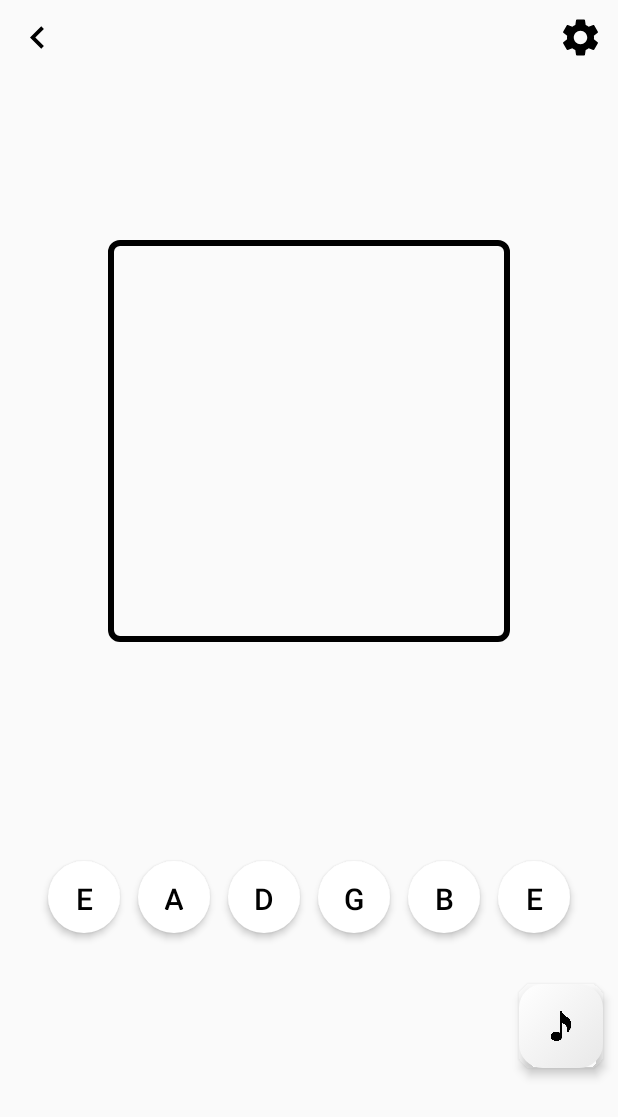
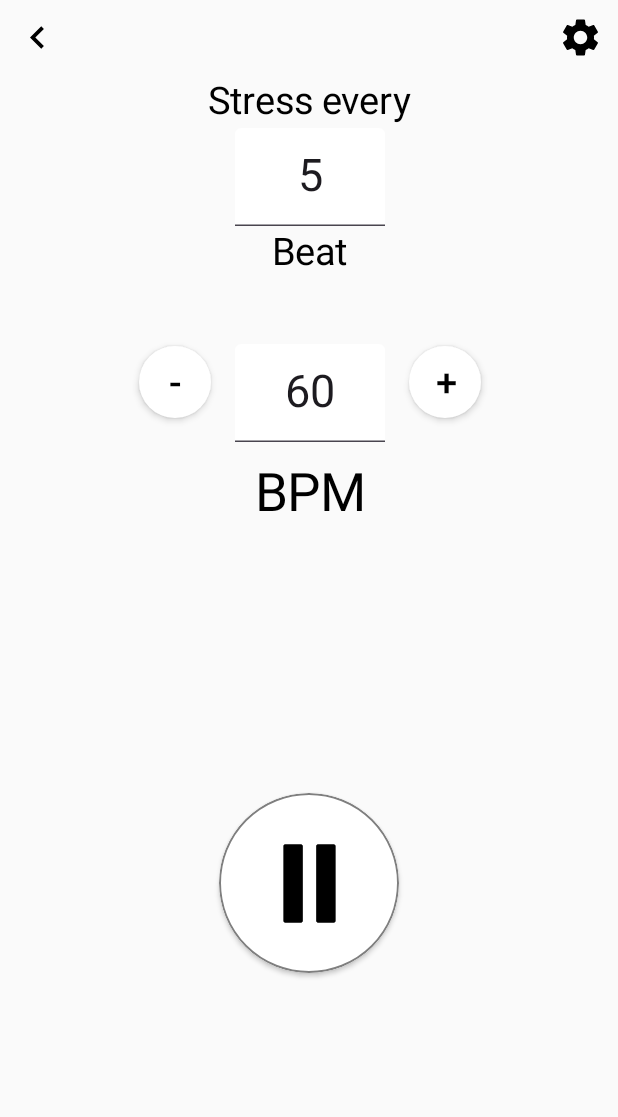
Before and after one commit to t3moxa/Tuner, an Android app built with Jetpack Compose: the screen it shows after launch (MainActivity), after a tap on "Tuner", on a phone screen of 412 x 824 dp. Shown: the top 1117 px of the screen. Run offline under Robolectric (Android 15) with nearby library versions, the phone set to English and light mode, and no system bars.

Commit message:
Реализация ViewModel для экрана метронома

```diff
--- a/app/build.gradle.kts
+++ b/app/build.gradle.kts
@@ -51,6 +51,8 @@ dependencies {
     implementation(libs.androidx.material3)
     implementation(libs.androidx.navigation.compose)
     implementation(libs.kotlinx.serialization.json)
+    implementation(libs.androidx.appcompat)
+    implementation(libs.androidx.room.runtime.android)
     testImplementation(libs.junit)
     androidTestImplementation(libs.androidx.junit)
     androidTestImplementation(libs.androidx.espresso.core)
--- a/app/src/main/java/com/example/tuner/MainActivity.kt
+++ b/app/src/main/java/com/example/tuner/MainActivity.kt
@@ -35,7 +35,7 @@ object SettingsScreen
 fun AppStart() {
     val navController = rememberNavController()
 
-    NavHost(navController = navController, startDestination = MainScreen) {
+    NavHost(navController = navController, startDestination = MetronomeScreen) {
         composable<MainScreen> { MainScreen(
             onNavigateToTuner = {
                 navController.navigate(
--- a/app/src/main/java/com/example/tuner/MetronomeScreen.kt
+++ b/app/src/main/java/com/example/tuner/MetronomeScreen.kt
@@ -1,5 +1,8 @@
 package com.example.tuner
 
+import android.app.Application
+import android.media.AudioAttributes
+import android.media.SoundPool
 import androidx.compose.foundation.BorderStroke
 import androidx.compose.foundation.background
 import androidx.compose.foundation.border
@@ -7,10 +10,12 @@ import androidx.compose.foundation.layout.Box
 import androidx.compose.foundation.layout.Column
 import androidx.compose.foundation.layout.PaddingValues
 import androidx.compose.foundation.layout.fillMaxSize
+import androidx.compose.foundation.layout.offset
 import androidx.compose.foundation.layout.padding
 import androidx.compose.foundation.layout.size
 import androidx.compose.foundation.layout.statusBarsPadding
 import androidx.compose.foundation.shape.CircleShape
+import androidx.compose.foundation.text.KeyboardOptions
 import androidx.compose.material.icons.Icons
 import androidx.compose.material.icons.automirrored.filled.KeyboardArrowLeft
 import androidx.compose.material.icons.filled.PlayArrow
@@ -23,23 +28,40 @@ import androidx.compose.material3.Text
 import androidx.compose.material3.TextField
 import androidx.compose.material3.TextFieldDefaults
 import androidx.compose.runtime.Composable
-import androidx.compose.runtime.mutableStateOf
-import androidx.compose.runtime.remember
+import androidx.compose.runtime.collectAsState
+import androidx.compose.runtime.getValue
 import androidx.compose.ui.Alignment
 import androidx.compose.ui.Modifier
 import androidx.compose.ui.draw.shadow
 import androidx.compose.ui.graphics.Color
+import androidx.compose.ui.graphics.vector.ImageVector
+import androidx.compose.ui.res.vectorResource
+import androidx.compose.ui.text.input.ImeAction
+import androidx.compose.ui.text.input.KeyboardType
 import androidx.compose.ui.text.style.TextAlign
 import androidx.compose.ui.unit.dp
 import androidx.compose.ui.unit.sp
+import androidx.lifecycle.AndroidViewModel
+import androidx.lifecycle.viewModelScope
+import androidx.lifecycle.viewmodel.compose.viewModel
+import kotlinx.coroutines.delay
+import kotlinx.coroutines.flow.MutableStateFlow
+import kotlinx.coroutines.flow.StateFlow
+import kotlinx.coroutines.flow.asStateFlow
+import kotlinx.coroutines.launch
 
 @Composable
 fun MetronomeScreen(
     onNavigateToMainScreen : () -> Unit,
     onNavigateToSettings: () -> Unit,
-    modifier: Modifier = Modifier) {
-    val stress = remember { mutableStateOf("") }
-    val BPM = remember { mutableStateOf("") }
+    modifier: Modifier = Modifier,
+    viewModel: MetronomeViewModel = viewModel()) {
+    val metronomeUiState by viewModel.uiState.collectAsState()
+    val playButtonIcon = if (!metronomeUiState.isPlaying) {
+        Icons.Filled.PlayArrow
+    } else {
+        ImageVector.vectorResource(id = R.drawable.pause)
+    }
     Box(
         modifier = Modifier
             .fillMaxSize()
@@ -90,26 +112,41 @@ fun MetronomeScreen(
                 {
                     Text(
                         text = "Stress every",
-                        fontSize = 20.sp,
+                        fontSize = 25.sp,
                         modifier = Modifier
                             .align(Alignment.TopCenter)
                     )
                     TextField(
-                        value = stress.value,
-                        onValueChange = { newText -> stress.value = newText },
-                        label = { Text("5", fontSize = 40.sp) },
+                        value = metronomeUiState.stress.toString(),
+                        onValueChange = {
+                            newValue ->
+                            if (newValue.isNotEmpty()) {
+                                viewModel.onStressChanged(newValue.toInt())
+                            } else {
+                                viewModel.onStressChanged(0)
+                            }
+                                        },
+                        keyboardOptions = KeyboardOptions(
+                            keyboardType = KeyboardType.Number,
+                            imeAction = ImeAction.Done
+                        ),
+                        placeholder = { Text("5") },
                         colors = TextFieldDefaults.colors(
                             focusedContainerColor = Color.White,
                             unfocusedContainerColor = Color.White,
                             disabledContainerColor = Color.White
                         ),
+                        textStyle = androidx.compose.ui.text.TextStyle(
+                            textAlign = TextAlign.Center,
+                            fontSize = 30.sp
+                        ),
                         modifier = Modifier
-                            .size(width = 60.dp, height = 50.dp)
+                            .size(width = 100.dp, height = 65.dp)
                             .align(Alignment.Center)
                     )
                     Text(
                         text = "Beat",
-                        fontSize = 20.sp,
+                        fontSize = 25.sp,
                         modifier = Modifier
                             .align(Alignment.BottomCenter)
                     )
@@ -127,7 +164,9 @@ fun MetronomeScreen(
                 )
                 {
                     Button(
-                        onClick = { },
+                        onClick = {
+                            viewModel.onBPMChanged(metronomeUiState.BPM.minus(1))
+                        },
                         modifier = Modifier
                             .size(30.dp)
                             .shadow(3.dp, shape = CircleShape)
@@ -144,20 +183,37 @@ fun MetronomeScreen(
                         )
                     }
                     TextField(
-                        value = BPM.value,
-                        onValueChange = { newText -> BPM.value = newText },
-                        label = { Text("60", fontSize = 40.sp) },
+                        value = metronomeUiState.BPM.toString(),
+                        onValueChange = {
+                                newValue ->
+                            if (newValue.isNotEmpty()) {
+                                viewModel.onBPMChanged(newValue.toInt())
+                            } else {
+                                viewModel.onBPMChanged(0)
+                            }
+                                        },
+                        keyboardOptions = KeyboardOptions(
+                            keyboardType = KeyboardType.Number,
+                            imeAction = ImeAction.Done
+                        ),
                         colors = TextFieldDefaults.colors(
                             focusedContainerColor = Color.White,
                             unfocusedContainerColor = Color.White,
                             disabledContainerColor = Color.White
                         ),
+                        textStyle = androidx.compose.ui.text.TextStyle(
+                            textAlign = TextAlign.Center,
+                            fontSize = 30.sp
+                        ),
                         modifier = Modifier
-                            .size(width = 80.dp, height = 50.dp)
+                            .size(width = 100.dp, height = 65.dp)
                             .align(Alignment.TopCenter)
+                            .offset(y = (-10).dp)
                     )
                     Button(
-                        onClick = { },
+                        onClick = {
+                            viewModel.onBPMChanged(metronomeUiState.BPM.plus(1))
+                        },
                         modifier = Modifier
                             .size(30.dp)
                             .shadow(3.dp, shape = CircleShape)
@@ -187,8 +243,11 @@ fun MetronomeScreen(
                 .weight(4f)
                 .fillMaxSize()
             ) {
+
                 IconButton(
-                    onClick = {  },
+                    onClick = {
+                        viewModel.toggleMetronome()
+                    },
                     modifier = Modifier
                         .padding(16.dp)
                         .size(120.dp)
@@ -198,7 +257,7 @@ fun MetronomeScreen(
                         .align(Alignment.Center)
                 ) {
                     Icon(
-                        imageVector = Icons.Filled.PlayArrow,
+                        imageVector = playButtonIcon,
                         contentDescription = "Tuner",
                         modifier = Modifier.size(70.dp)
                     )
@@ -207,3 +266,83 @@ fun MetronomeScreen(
         }
     }
 }
+
+data class MetronomeUiState(
+    val stress: Int = 0,
+    val BPM: Int = 0,
+    val isPlaying: Boolean = false
+)
+
+class MetronomeViewModel(application: Application) : AndroidViewModel(application) {
+    private val _uiState = MutableStateFlow(MetronomeUiState())
+    val uiState: StateFlow<MetronomeUiState> = _uiState.asStateFlow()
+
+    private val soundPool: SoundPool
+    private val soundMap: MutableMap<Int, Int> = mutableMapOf()
+
+    fun onStressChanged(newStress: Int) {
+        _uiState.value = _uiState.value.copy(stress = newStress)
+    }
+
+    fun onBPMChanged(newBPM: Int) {
+        _uiState.value = _uiState.value.copy(BPM = newBPM)
+    }
+
+    fun resetApp() {
+        _uiState.value = MetronomeUiState(stress = 5, BPM = 60, isPlaying = false)
+    }
+
+    fun toggleMetronome() {
+        if (!_uiState.value.isPlaying) {
+            _uiState.value = _uiState.value.copy(isPlaying = true)
+
+            val period = (60.0 / _uiState.value.BPM)
+            var stressCount = 0
+
+            viewModelScope.launch {
+                while (_uiState.value.isPlaying) {
+                    stressCount += 1
+                    if (stressCount == _uiState.value.stress) {
+                        soundPool.play(2, 1f, 1f, 0, 0, 1f)
+                        stressCount = 0
+                    }
+                    else {
+                        soundPool.play(1, 1f, 1f, 0, 0, 1f)
+                    }
+                    delay((period*1000).toLong())
+                }
+            }
+        }
+        else {
+            _uiState.value = _uiState.value.copy(isPlaying = false)
+        }
+    }
+
+    init {
+        resetApp()
+
+        val audioAttributes = AudioAttributes.Builder()
+            .setUsage(AudioAttributes.USAGE_MEDIA)
+            .setContentType(AudioAttributes.CONTENT_TYPE_SONIFICATION)
+            .build()
+
+        soundPool = SoundPool.Builder()
+            .setMaxStreams(1)
+            .setAudioAttributes(audioAttributes)
+            .build()
+
+        soundMap[1] = soundPool.load(application, R.raw.beat, 1)
+        soundMap[2] = soundPool.load(application, R.raw.beat_stressed, 2)
+    }
+
+    fun playSound(soundId: Int) {
+        soundMap[soundId]?.let {
+            soundPool.play(it, 1f, 1f, 1, 0, 1f)
+        }
+    }
+
+    override fun onCleared() {
+        super.onCleared()
+        soundPool.release()
+    }
+}
--- /dev/null
+++ b/app/src/main/res/drawable/pause.xml
@@ -0,0 +1,14 @@
+<vector xmlns:android="http://schemas.android.com/apk/res/android"
+    android:width="512dp"
+    android:height="512dp"
+    android:viewportWidth="512"
+    android:viewportHeight="512">
+  <path
+      android:pathData="M135.5,64.9c-1.1,0.5 -3.1,2.1 -4.5,3.6l-2.5,2.7 0,184.9 0,184.9 3.3,3.2 3.2,3.3 41,-0 41,-0 3.2,-3.3 3.3,-3.2 0,-185 0,-185 -3.3,-3.2 -3.2,-3.3 -39.8,-0.2c-21.8,-0.1 -40.6,0.2 -41.7,0.6z"
+      android:fillColor="#000000"
+      android:strokeColor="#00000000"/>
+  <path
+      android:pathData="M295.5,64.9c-1.1,0.5 -3.1,2.1 -4.5,3.6l-2.5,2.7 0,184.9 0,184.9 3.3,3.2 3.2,3.3 41,-0 41,-0 3.2,-3.3 3.3,-3.2 0,-185 0,-185 -3.3,-3.2 -3.2,-3.3 -39.8,-0.2c-21.8,-0.1 -40.6,0.2 -41.7,0.6z"
+      android:fillColor="#000000"
+      android:strokeColor="#00000000"/>
+</vector>
--- a/gradle/libs.versions.toml
+++ b/gradle/libs.versions.toml
@@ -10,6 +10,8 @@ lifecycleRuntimeKtx = "2.6.1"
 activityCompose = "1.8.0"
 composeBom = "2024.09.00"
 navigationFragmentKtx = "2.8.8"
+appcompat = "1.7.0"
+roomRuntimeAndroid = "2.7.0-rc02"
 
 [libraries]
 androidx-core-ktx = { group = "androidx.core", name = "core-ktx", version.ref = "coreKtx" }
@@ -30,6 +32,8 @@ androidx-ui-test-manifest = { group = "androidx.compose.ui", name = "ui-test-man
 androidx-ui-test-junit4 = { group = "androidx.compose.ui", name = "ui-test-junit4" }
 androidx-material3 = { group = "androidx.compose.material3", name = "material3" }
 kotlinx-serialization-json = { module = "org.jetbrains.kotlinx:kotlinx-serialization-json", version.ref = "kotlinxSerializationJson" }
+androidx-appcompat = { group = "androidx.appcompat", name = "appcompat", version.ref = "appcompat" }
+androidx-room-runtime-android = { group = "androidx.room", name = "room-runtime-android", version.ref = "roomRuntimeAndroid" }
 
 [plugins]
 android-application = { id = "com.android.application", version.ref = "agp" }
```
Also changed, not shown: 2 other files.
